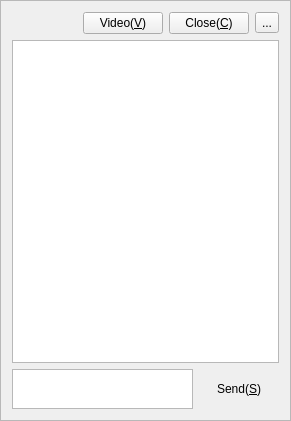
Above: Widgets/FrmMessage/FrmMessage.ui from KangLin/RabbitIm before the change. Below: the same form after it.
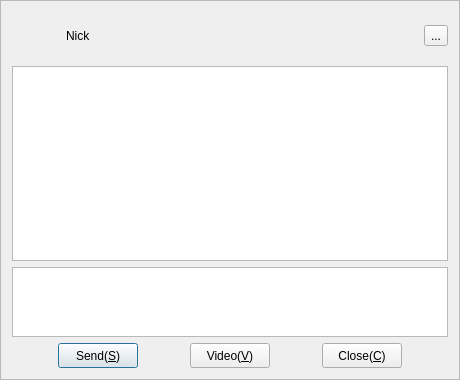
That is the form after the change. Icons and pictures are not drawn.

Diff of the .ui file:
```diff
--- a/Widgets/FrmMessage/FrmMessage.ui
+++ b/Widgets/FrmMessage/FrmMessage.ui
@@ -6,8 +6,8 @@
    <rect>
     <x>0</x>
     <y>0</y>
-    <width>291</width>
-    <height>421</height>
+    <width>460</width>
+    <height>380</height>
    </rect>
   </property>
   <property name="windowTitle">
@@ -25,9 +25,27 @@
   </property>
   <layout class="QGridLayout" name="gridLayout">
    <item row="0" column="0">
-    <layout class="QHBoxLayout" name="horizontalLayout">
+    <layout class="QHBoxLayout" name="horizontalLayout_2">
      <item>
-      <widget class="QLabel" name="lbRosterName">
+      <widget class="QLabel" name="lbAvator">
+       <property name="sizePolicy">
+        <sizepolicy hsizetype="Fixed" vsizetype="Fixed">
+         <horstretch>0</horstretch>
+         <verstretch>0</verstretch>
+        </sizepolicy>
+       </property>
+       <property name="minimumSize">
+        <size>
+         <width>48</width>
+         <height>48</height>
+        </size>
+       </property>
+       <property name="maximumSize">
+        <size>
+         <width>48</width>
+         <height>48</height>
+        </size>
+       </property>
        <property name="text">
         <string/>
        </property>
@@ -37,34 +55,12 @@
       </widget>
      </item>
      <item>
-      <widget class="QPushButton" name="pbVideo">
+      <widget class="QLabel" name="lbRosterName">
        <property name="text">
-        <string>Video(&amp;V)</string>
+        <string>Nick</string>
        </property>
-       <property name="autoDefault">
-        <bool>true</bool>
-       </property>
-       <property name="default">
-        <bool>false</bool>
-       </property>
-      </widget>
-     </item>
-     <item>
-      <widget class="QPushButton" name="pbBack">
-       <property name="sizePolicy">
-        <sizepolicy hsizetype="Fixed" vsizetype="Fixed">
-         <horstretch>0</horstretch>
-         <verstretch>0</verstretch>
-        </sizepolicy>
-       </property>
-       <property name="text">
-        <string>Close(&amp;C)</string>
-       </property>
-       <property name="autoDefault">
-        <bool>true</bool>
-       </property>
-       <property name="default">
-        <bool>false</bool>
+       <property name="alignment">
+        <set>Qt::AlignLeading|Qt::AlignLeft|Qt::AlignVCenter</set>
        </property>
       </widget>
      </item>
@@ -78,36 +74,42 @@
     </layout>
    </item>
    <item row="1" column="0">
-    <widget class="QListView" name="listView">
-     <property name="wordWrap">
-      <bool>true</bool>
+    <widget class="QTextEdit" name="txtView">
+     <property name="sizePolicy">
+      <sizepolicy hsizetype="Expanding" vsizetype="Expanding">
+       <horstretch>0</horstretch>
+       <verstretch>3</verstretch>
+      </sizepolicy>
+     </property>
+     <property name="textInteractionFlags">
+      <set>Qt::TextSelectableByKeyboard|Qt::TextSelectableByMouse</set>
      </property>
     </widget>
    </item>
    <item row="2" column="0">
-    <layout class="QHBoxLayout" name="horizontalLayout_2">
-     <item>
-      <widget class="QTextEdit" name="textEdit">
-       <property name="sizePolicy">
-        <sizepolicy hsizetype="Expanding" vsizetype="Fixed">
-         <horstretch>0</horstretch>
-         <verstretch>0</verstretch>
-        </sizepolicy>
-       </property>
-       <property name="minimumSize">
-        <size>
-         <width>0</width>
-         <height>40</height>
-        </size>
-       </property>
-       <property name="maximumSize">
-        <size>
-         <width>16777215</width>
-         <height>40</height>
-        </size>
-       </property>
-      </widget>
-     </item>
+    <widget class="QTextEdit" name="txtInput">
+     <property name="sizePolicy">
+      <sizepolicy hsizetype="Expanding" vsizetype="Expanding">
+       <horstretch>0</horstretch>
+       <verstretch>1</verstretch>
+      </sizepolicy>
+     </property>
+     <property name="minimumSize">
+      <size>
+       <width>0</width>
+       <height>0</height>
+      </size>
+     </property>
+     <property name="maximumSize">
+      <size>
+       <width>16777215</width>
+       <height>16777215</height>
+      </size>
+     </property>
+    </widget>
+   </item>
+   <item row="3" column="0">
+    <layout class="QHBoxLayout" name="horizontalLayout">
      <item>
       <widget class="QPushButton" name="pbSend">
        <property name="sizePolicy">
@@ -116,6 +118,12 @@
          <verstretch>0</verstretch>
         </sizepolicy>
        </property>
+       <property name="minimumSize">
+        <size>
+         <width>77</width>
+         <height>25</height>
+        </size>
+       </property>
        <property name="text">
         <string>Send(&amp;S)</string>
        </property>
@@ -126,7 +134,57 @@
         <bool>true</bool>
        </property>
        <property name="flat">
+        <bool>false</bool>
+       </property>
+      </widget>
+     </item>
+     <item>
+      <widget class="QPushButton" name="pbVideo">
+       <property name="sizePolicy">
+        <sizepolicy hsizetype="Fixed" vsizetype="Fixed">
+         <horstretch>0</horstretch>
+         <verstretch>0</verstretch>
+        </sizepolicy>
+       </property>
+       <property name="minimumSize">
+        <size>
+         <width>77</width>
+         <height>25</height>
+        </size>
+       </property>
+       <property name="text">
+        <string>Video(&amp;V)</string>
+       </property>
+       <property name="autoDefault">
         <bool>true</bool>
+       </property>
+       <property name="default">
+        <bool>false</bool>
+       </property>
+      </widget>
+     </item>
+     <item>
+      <widget class="QPushButton" name="pbBack">
+       <property name="sizePolicy">
+        <sizepolicy hsizetype="Fixed" vsizetype="Fixed">
+         <horstretch>0</horstretch>
+         <verstretch>0</verstretch>
+        </sizepolicy>
+       </property>
+       <property name="minimumSize">
+        <size>
+         <width>77</width>
+         <height>25</height>
+        </size>
+       </property>
+       <property name="text">
+        <string>Close(&amp;C)</string>
+       </property>
+       <property name="autoDefault">
+        <bool>true</bool>
+       </property>
+       <property name="default">
+        <bool>false</bool>
        </property>
       </widget>
      </item>
```
Left out of the diff: 10 changed lines with no effect on the pictures.
